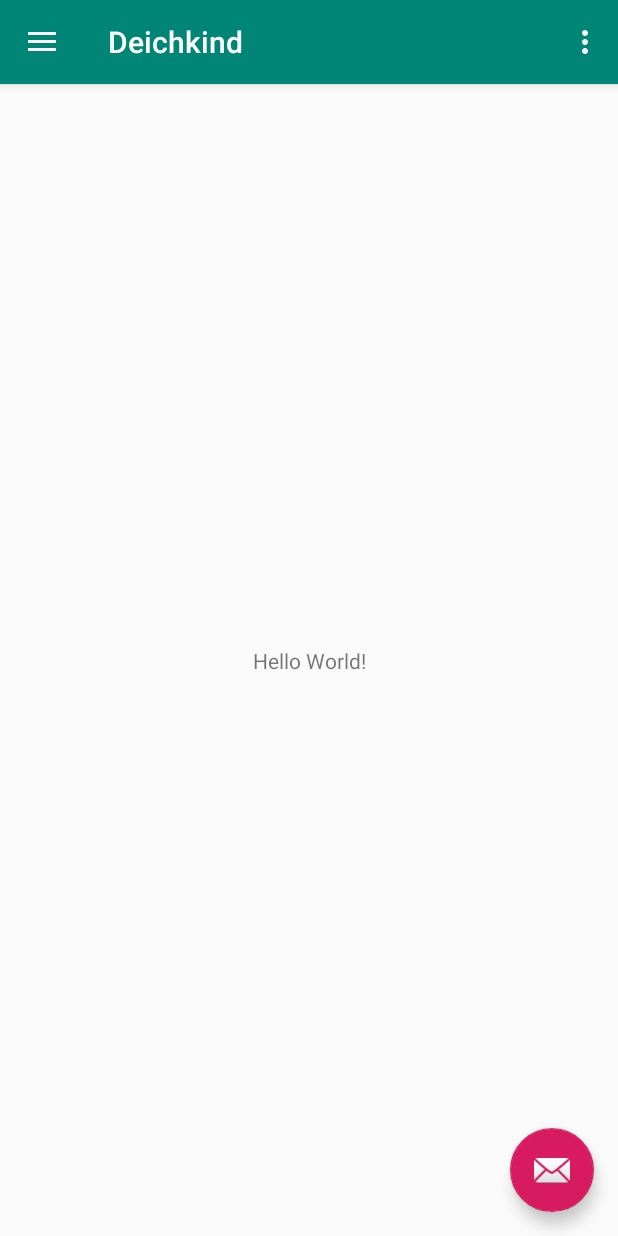
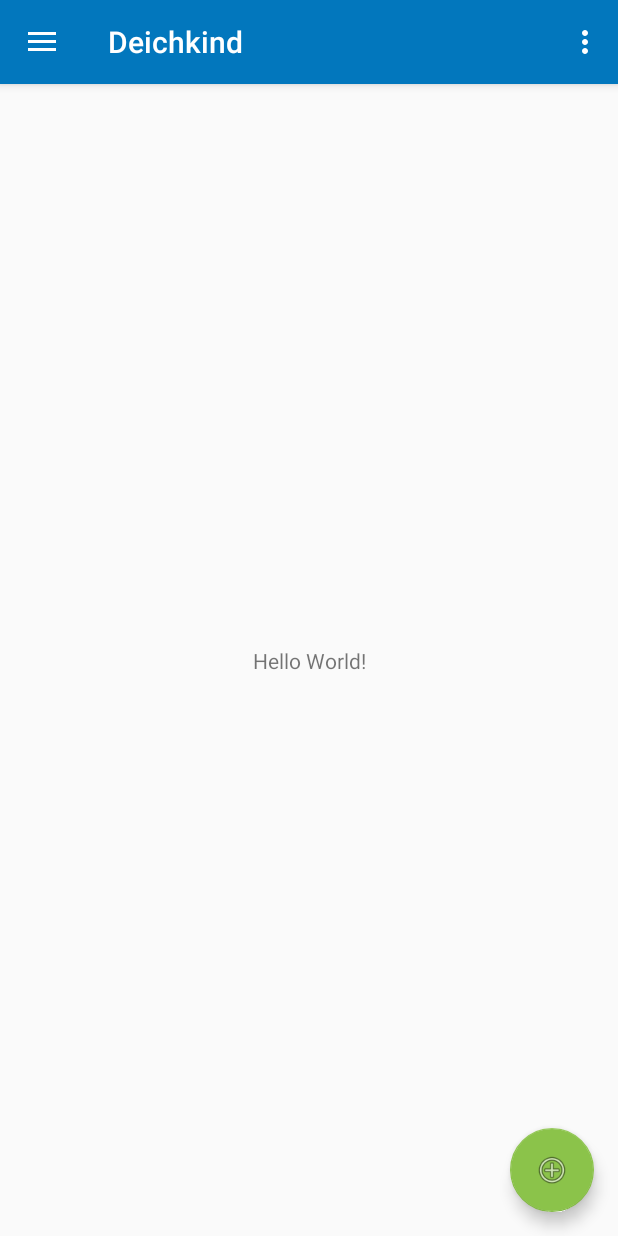
Before and after one commit to festivaledu/Deichkind, an Android app: the screen it shows after launch (MainActivity), on a phone screen of 412 x 824 dp. Run offline under Robolectric (Android 15) with nearby library versions, the phone set to English and light mode, and no system bars.

Commit message:
Adjust colors

```diff
--- a/client/app/src/main/res/layout/app_bar_main.xml
+++ b/client/app/src/main/res/layout/app_bar_main.xml
@@ -29,6 +29,6 @@
             android:layout_height="wrap_content"
             android:layout_gravity="bottom|end"
             android:layout_margin="@dimen/fab_margin"
-            app:srcCompat="@android:drawable/ic_dialog_email"/>
+            app:srcCompat="@android:drawable/ic_menu_add"/>
 
 </android.support.design.widget.CoordinatorLayout>
--- a/client/app/src/main/res/values/colors.xml
+++ b/client/app/src/main/res/values/colors.xml
@@ -1,6 +1,6 @@
 <?xml version="1.0" encoding="utf-8"?>
 <resources>
-    <color name="colorPrimary">#008577</color>
-    <color name="colorPrimaryDark">#00574B</color>
-    <color name="colorAccent">#D81B60</color>
+    <color name="colorPrimary">#0277BD</color>
+    <color name="colorPrimaryDark">#004C8C</color>
+    <color name="colorAccent">#8BC34A</color>
 </resources>
```
